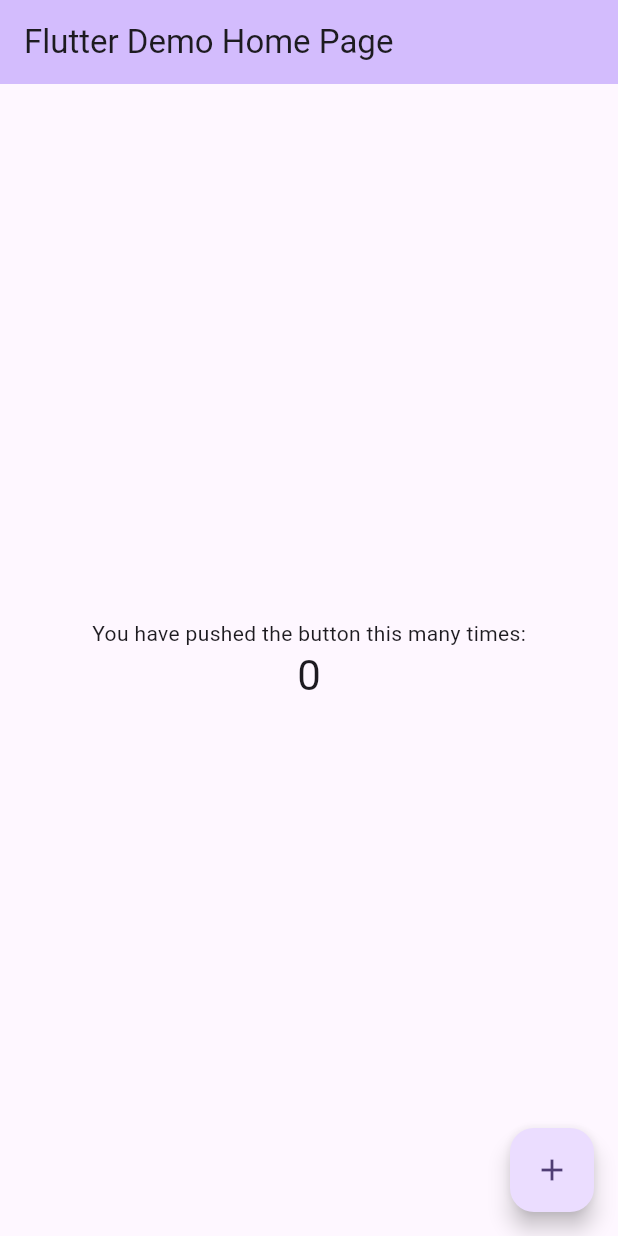
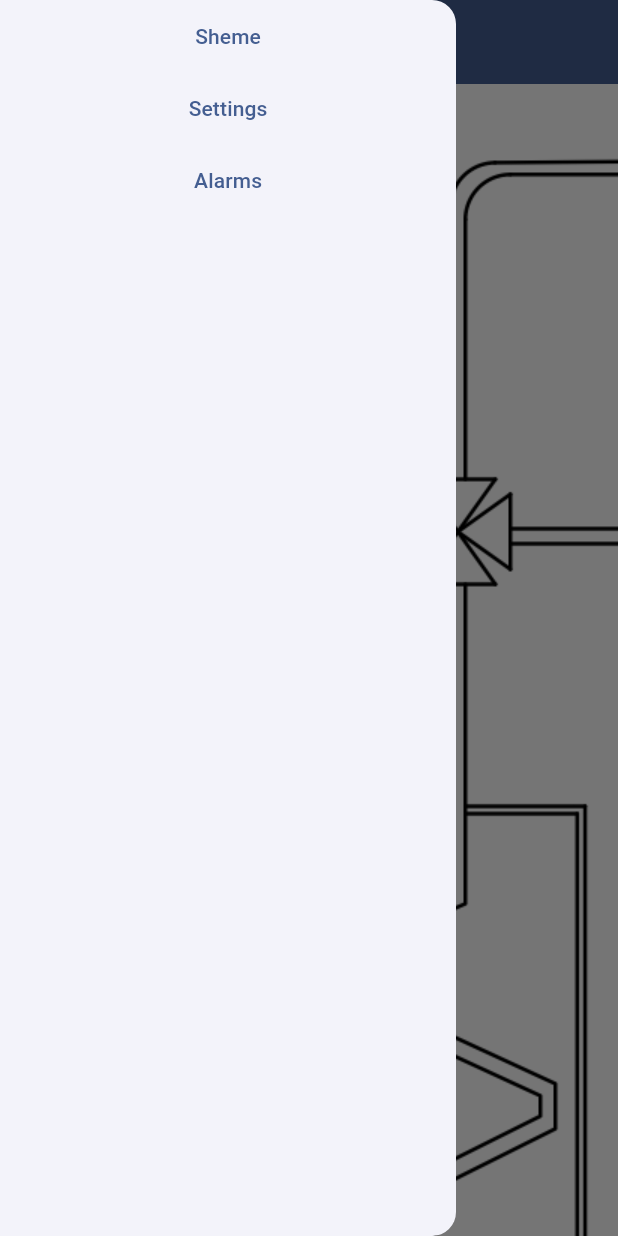
Before and after one commit to AndreiLosev/shevtsov_promo_app, a Flutter app: the screen it shows after launch, with the side drawer open (before the commit the screen has no drawer), on a phone screen of 412 x 824 dp. Run offline on Flutter 3.47's test engine with Material 2 defaults, Android fonts, the phone set to English and light mode, and no system bars; statements that could not run were skipped.

Commit message:
scheme start

```diff
--- /dev/null
+++ b/lib/app.dart
@@ -0,0 +1,24 @@
+import 'package:flutter/material.dart';
+import 'package:shevtsov_promo_app/pages/alarms.dart';
+import 'package:shevtsov_promo_app/pages/scheme.dart';
+import 'package:shevtsov_promo_app/pages/settings.dart';
+import 'package:shevtsov_promo_app/router/router.dart' as local;
+import 'theme.dart';
+
+class MyApp extends StatelessWidget {
+  const MyApp({super.key});
+
+  @override
+  Widget build(BuildContext context) {
+    return MaterialApp(
+        title: 'Flutter Demo',
+        theme: theme,
+        home: const local.Router(),
+        routes: {
+            'sc1': (c) => const Scheme(),
+            'sc2': (c) => const Alarms(),
+            'sc3': (c) => const Settings(),
+        },
+    );
+  }
+}
--- a/lib/main.dart
+++ b/lib/main.dart
@@ -1,68 +1,6 @@
 import 'package:flutter/material.dart';
+import 'package:shevtsov_promo_app/app.dart';
 
 void main() {
   runApp(const MyApp());
 }
-
-class MyApp extends StatelessWidget {
-  const MyApp({super.key});
-
-  @override
-  Widget build(BuildContext context) {
-    return MaterialApp(
-      title: 'Flutter Demo',
-      theme: ThemeData(
-        colorScheme: ColorScheme.fromSeed(seedColor: Colors.deepPurple),
-        useMaterial3: true,
-      ),
-      home: const MyHomePage(title: 'Flutter Demo Home Page'),
-    );
-  }
-}
-
-class MyHomePage extends StatefulWidget {
-  const MyHomePage({super.key, required this.title});
-  final String title;
-
-  @override
-  State<MyHomePage> createState() => _MyHomePageState();
-}
-
-class _MyHomePageState extends State<MyHomePage> {
-  int _counter = 0;
-
-  void _incrementCounter() {
-    setState(() {
-      _counter++;
-    });
-  }
-
-  @override
-  Widget build(BuildContext context) {
-    return Scaffold(
-      appBar: AppBar(
-        backgroundColor: Theme.of(context).colorScheme.inversePrimary,
-        title: Text(widget.title),
-      ),
-      body: Center(
-        child: Column(
-          mainAxisAlignment: MainAxisAlignment.center,
-          children: <Widget>[
-            const Text(
-              'You have pushed the button this many times:',
-            ),
-            Text(
-              '$_counter',
-              style: Theme.of(context).textTheme.headlineMedium,
-            ),
-          ],
-        ),
-      ),
-      floatingActionButton: FloatingActionButton(
-        onPressed: _incrementCounter,
-        tooltip: 'Increment',
-        child: const Icon(Icons.add),
-      ), // This trailing comma makes auto-formatting nicer for build methods.
-    );
-  }
-}
--- /dev/null
+++ b/lib/pages/alarms.dart
@@ -0,0 +1,11 @@
+import 'package:flutter/material.dart';
+
+class Alarms extends StatelessWidget {
+
+    const Alarms({super.key});
+
+    @override
+    Widget build(BuildContext context) {    // TODO: implement build
+        return const Align(child: Text('Hello Alrams111!'));
+    }
+}
--- /dev/null
+++ b/lib/pages/scheme.dart
@@ -0,0 +1,33 @@
+import 'package:flutter/material.dart';
+import 'package:shevtsov_promo_app/components/scheme/pump.dart';
+
+class Scheme extends StatelessWidget {
+
+    const Scheme({super.key});
+
+    @override
+    Widget build(BuildContext context) {    // TODO: implement build
+        return Container(
+            width: double.infinity,
+            height: double.infinity,
+            child: InteractiveViewer(
+                boundaryMargin: const EdgeInsets.all(double.infinity),
+                maxScale: 100,
+                minScale: 0.1,
+                constrained: false,
+                child: Stack(
+                    children: [
+                        Image.asset("assets/images/flutter_test.jpg",
+                            fit: BoxFit.none,
+                        ),
+                        const Positioned(
+                            top: 970,
+                            left: 522,
+                            child: Pump(),
+                        ),
+                    ],
+                ),
+            ),
+        );
+    }
+}
--- /dev/null
+++ b/lib/pages/settings.dart
@@ -0,0 +1,11 @@
+import 'package:flutter/material.dart';
+
+class Settings extends StatelessWidget {
+
+    const Settings({super.key});
+
+    @override
+    Widget build(BuildContext context) {    // TODO: implement build
+        return const Align(child: Text('SETTINGS!'));
+    }
+}
--- /dev/null
+++ b/lib/router/nav_drawer.dart
@@ -0,0 +1,31 @@
+import 'package:flutter/material.dart';
+import 'package:shevtsov_promo_app/router/page_map.dart';
+
+class NavDrawer extends StatelessWidget {
+
+    final Function(PageName) _setPage;
+
+    const NavDrawer(Function(PageName) setPage, {super.key}): _setPage = setPage;
+
+    @override
+    Widget build(BuildContext context) {
+        return Drawer(
+                child: ListView(
+                    children: [
+                        TextButton(
+                            onPressed: () => _setPage(PageName.sheme),
+                            child: const Text("Sheme"),
+                        ),
+                        TextButton(
+                            onPressed: () => _setPage(PageName.settings),
+                            child: const Text("Settings"),
+                        ),
+                        TextButton(
+                            onPressed: () => _setPage(PageName.alarms),
+                            child: const Text("Alarms"),
+                        ),
+                    ],
+                ),
+            );
+    }
+}
--- /dev/null
+++ b/lib/router/page_map.dart
@@ -0,0 +1,18 @@
+import 'package:flutter/widgets.dart';
+import 'package:shevtsov_promo_app/pages/alarms.dart';
+import 'package:shevtsov_promo_app/pages/scheme.dart';
+import 'package:shevtsov_promo_app/pages/settings.dart';
+
+enum PageName {
+    sheme,
+    settings,
+    alarms,
+}
+
+const mainPage = PageName.sheme;
+
+final pageMap = {
+    PageName.sheme: (BuildContext context) => const Scheme(),
+    PageName.alarms: (BuildContext context) => const Alarms(),
+    PageName.settings: (BuildContext context) => const Settings(),
+};
--- /dev/null
+++ b/lib/router/router.dart
@@ -0,0 +1,43 @@
+import 'package:flutter/material.dart';
+import 'package:shevtsov_promo_app/router/nav_drawer.dart';
+import 'package:shevtsov_promo_app/router/page_map.dart';
+
+class Router extends StatefulWidget {
+
+    const Router({super.key});
+
+    @override
+    State<Router> createState() => _RouterState();
+}
+
+
+class _RouterState extends State<Router> {
+
+    final Map<PageName, Function(BuildContext)> _pages = pageMap;
+    PageName _currentPage = mainPage;
+
+    @override
+    Widget build(BuildContext context) {
+        return Scaffold(
+            appBar: AppBar(
+                backgroundColor: Theme.of(context).colorScheme.primary,
+                title: const Text("Header"),
+                leading: Builder(
+                    builder: (context) => IconButton(
+                        onPressed: () => Scaffold.of(context).openDrawer(),
+                        icon: const Icon(Icons.menu),
+                    ),
+                )
+            ),
+            drawer: NavDrawer((p) => _setPage(p, context)),
+            body: _pages[_currentPage]!(context)
+        );
+    }
+
+    void _setPage(PageName name, BuildContext context) {
+        setState(() {
+            _currentPage = name;
+        });
+        Navigator.pop(context);
+    }
+}
--- /dev/null
+++ b/lib/theme.dart
@@ -0,0 +1,12 @@
+import 'package:flutter/material.dart';
+
+final theme = ThemeData(
+    colorScheme: ColorScheme.fromSeed(seedColor: Colors.blueAccent),
+    useMaterial3: true,
+    textTheme: const TextTheme(
+        displaySmall: TextStyle(fontSize: 22, backgroundColor: Colors.green),
+        displayMedium: TextStyle(fontSize: 22, backgroundColor: Colors.orange),
+        displayLarge: TextStyle(fontSize: 22, backgroundColor: Colors.red),
+        bodySmall: TextStyle(fontSize: 22, backgroundColor: Colors.grey),
+    )
+);
--- a/pubspec.yaml
+++ b/pubspec.yaml
@@ -59,9 +59,8 @@ flutter:
   uses-material-design: true
 
   # To add assets to your application, add an assets section, like this:
-  # assets:
-  #   - images/a_dot_burr.jpeg
-  #   - images/a_dot_ham.jpeg
+  assets:
+    - assets/images/flutter_test.jpg
 
   # An image asset can refer to one or more resolution-specific "variants", see
   # https://flutter.dev/assets-and-images/#resolution-aware
```
Also changed, not shown: lib/components/scheme/configurable_path.dart (added, +25 -0 lines), lib/components/scheme/pump.dart (added, +76 -0 lines), assets/images/flutter_test.jpg (added).
